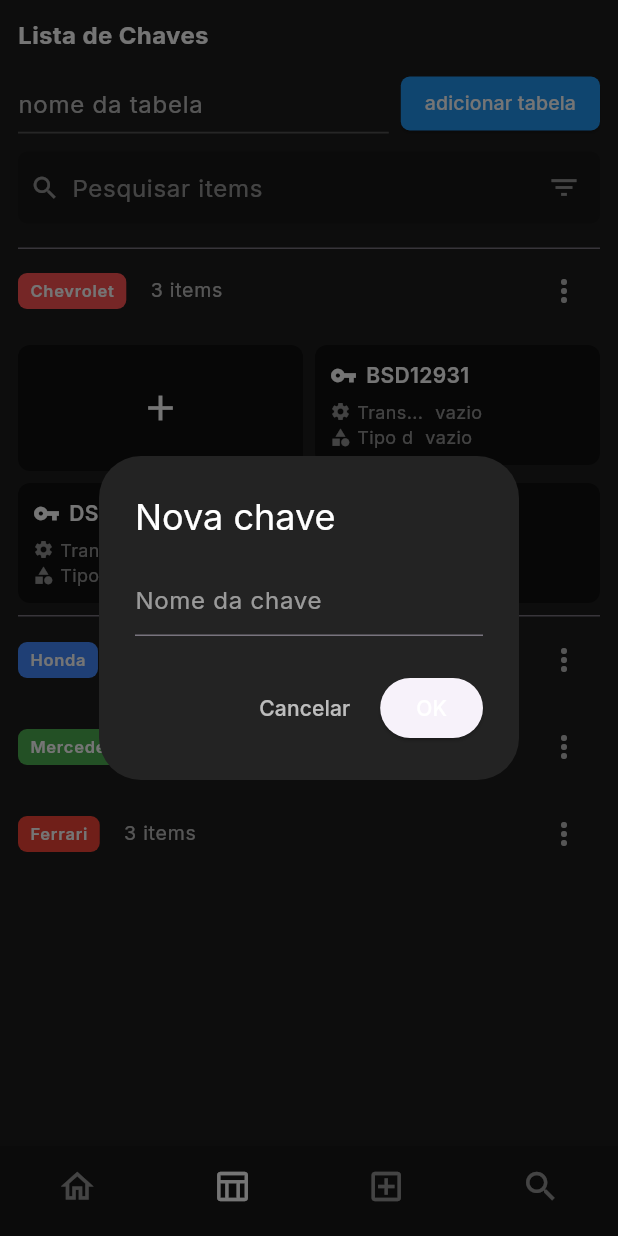
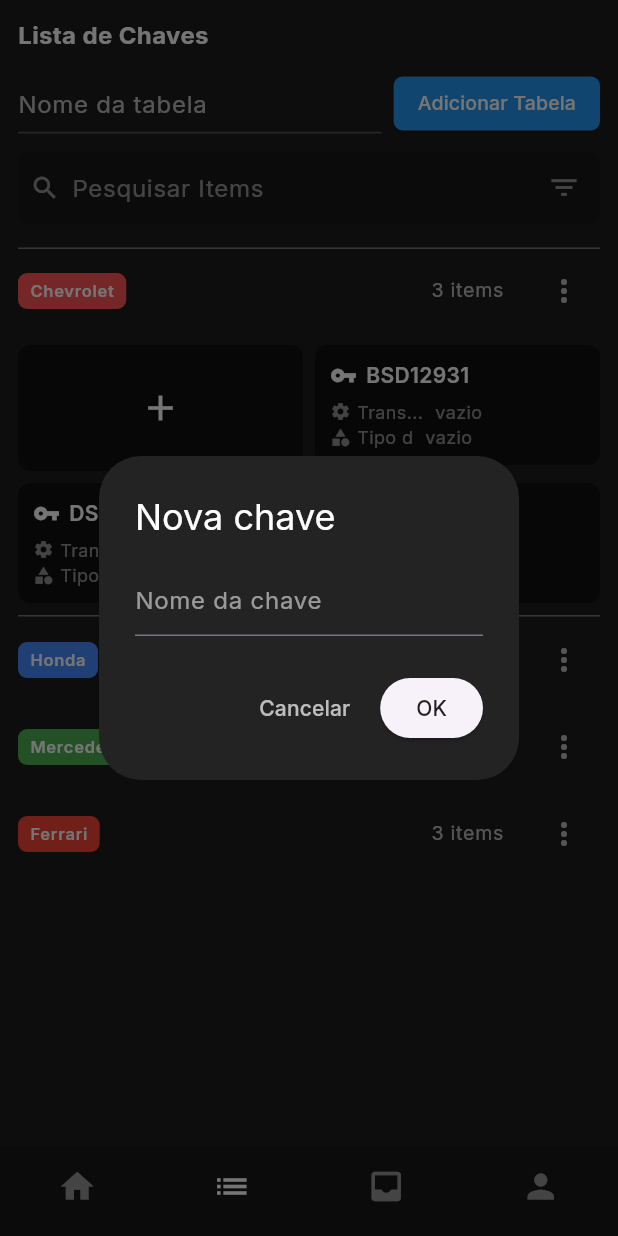
Before and after one commit to tduarte29/keybookTestes, a Flutter app: the KeyListScreen screen opened by its route, after a tap on "Chevrolet", after a tap on the "add" icon, on a phone screen of 412 x 824 dp. Run offline on Flutter 3.47's test engine with Material 3 defaults, Android fonts, the phone set to English and light mode, and no system bars; our stand-ins replace google_fonts.

Commit message:
refactor icons

```diff
--- a/lib/routes/app_routes.dart
+++ b/lib/routes/app_routes.dart
@@ -8,7 +8,7 @@ class AppRoutes {
   static Map<String, WidgetBuilder> routes = {
     '/login': (context) => const LoginScreen(),
     '/register': (context) => const RegisterScreen(),
-    '/home': (context) => const HomeScreen(),
+    '/home': (context) => const KeyListScreen(),
     '/keys': (context) => const KeyListScreen(),
   };
 }
--- a/lib/screens/key_list_screen.dart
+++ b/lib/screens/key_list_screen.dart
@@ -60,7 +60,7 @@ class _KeyListScreenState extends State<KeyListScreen> {
                 Navigator.pop(context);
               }
             },
-            child: Text('OK', style: GoogleFonts.inter(color: Colors.white)),
+            child: Text('OK', style: GoogleFonts.inter(color: Colors.grey.shade900)),
           ),
         ],
       ),
@@ -105,7 +105,7 @@ class _KeyListScreenState extends State<KeyListScreen> {
                 );
               }
             },
-            child: Text('OK', style: GoogleFonts.inter(color: Colors.white)),
+            child: Text('OK', style: GoogleFonts.inter(color: Colors.grey.shade900)),
           ),
         ],
       ),
@@ -156,7 +156,7 @@ class _KeyListScreenState extends State<KeyListScreen> {
                   child: TextField(
                     style: GoogleFonts.inter(color: Colors.white),
                     decoration: InputDecoration(
-                      hintText: 'nome da tabela',
+                      hintText: 'Nome da tabela',
                       hintStyle: GoogleFonts.inter(color: Colors.white70),
                       border: const UnderlineInputBorder(
                         borderSide: BorderSide(color: Colors.white24, width: 1.2),
@@ -185,7 +185,7 @@ class _KeyListScreenState extends State<KeyListScreen> {
                       ),
                     ),
                     child: Text(
-                      'adicionar tabela',
+                      'Adicionar Tabela',
                       style: GoogleFonts.inter(
                         color: Colors.white,
                         fontSize: 13,
@@ -212,7 +212,7 @@ class _KeyListScreenState extends State<KeyListScreen> {
                     child: TextField(
                       style: GoogleFonts.inter(color: Colors.white),
                       decoration: InputDecoration(
-                        hintText: 'Pesquisar items',
+                        hintText: 'Pesquisar Items',
                         hintStyle: GoogleFonts.inter(color: Colors.white54),
                         border: InputBorder.none,
                         isDense: true,
@@ -256,6 +256,7 @@ class _KeyListScreenState extends State<KeyListScreen> {
                     title: Text(
                       '${table.keys.length} items',
                       style: GoogleFonts.inter(color: Colors.white70, fontSize: 13),
+                      textAlign: TextAlign.end,
                     ),
                     trailing: PopupMenuButton<int>(
                       color: const Color(0xFF232323),
--- a/lib/widgets/custom_bottom_nav_bar.dart
+++ b/lib/widgets/custom_bottom_nav_bar.dart
@@ -23,19 +23,19 @@ class CustomBottomNavBar extends StatelessWidget {
       onTap: onTap,
       items: const [
         BottomNavigationBarItem(
-          icon: Icon(Icons.home_outlined, size: 26),
+          icon: Icon(Icons.home, size: 26),
           label: 'Home',
         ),
         BottomNavigationBarItem(
-          icon: Icon(Icons.table_chart_outlined, size: 26),
+          icon: Icon(Icons.list, size: 26),
           label: 'Tabelas',
         ),
         BottomNavigationBarItem(
-          icon: Icon(Icons.add_box_outlined, size: 26),
+          icon: Icon(Icons.inbox_rounded, size: 26),
           label: 'Criar',
         ),
         BottomNavigationBarItem(
-          icon: Icon(Icons.search, size: 26),
+          icon: Icon(Icons.person, size: 26),
           label: 'Buscar',
         ),
       ],
```
Also changed, not shown: lib/app.dart (deleted), lib/screens/profile_screen.dart (added).
